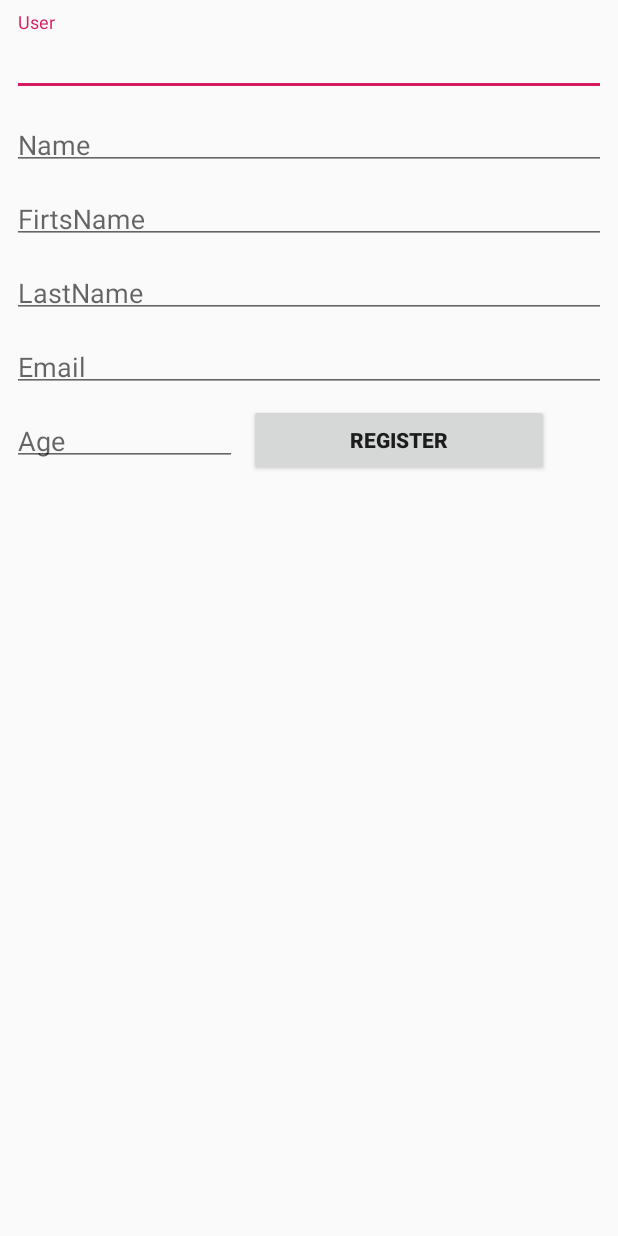
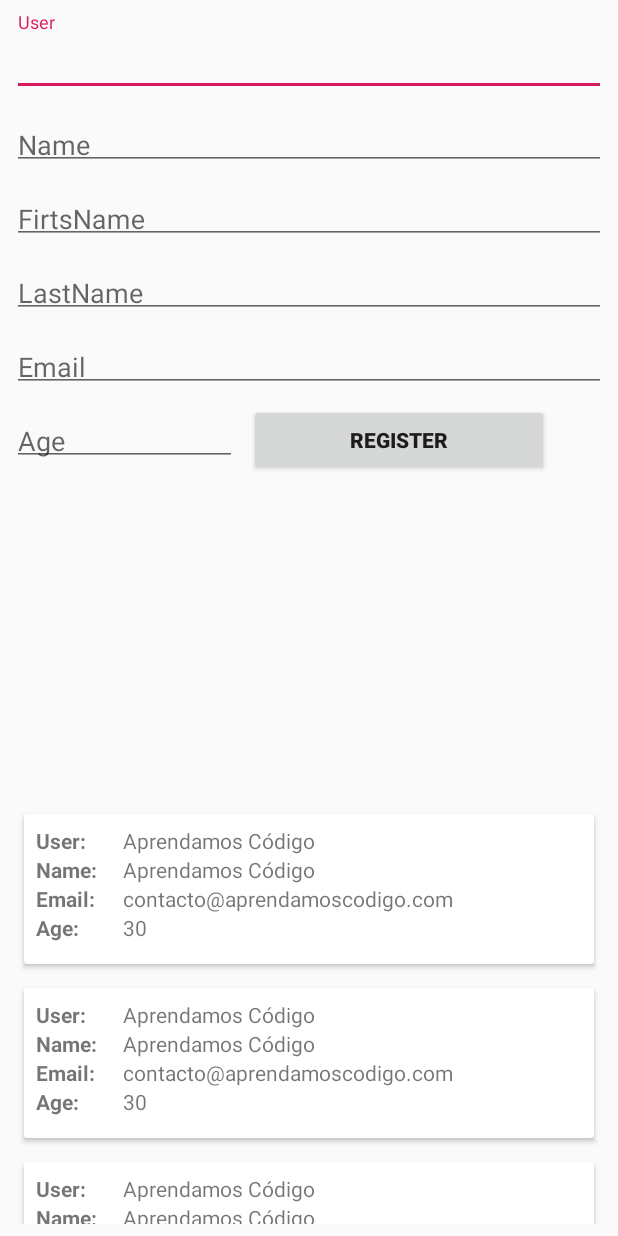
Before and after one commit to acodigo/AprendamosGreenDao, an Android app: the layout activity_main.xml on its own in the app's theme, with its tools: preview values and no code run, on a phone screen of 412 x 824 dp. Run offline under Robolectric (Android 15) with nearby library versions, the phone set to English and light mode, and no system bars.

Commit message:
Registrando Uusuarios

```diff
--- a/app/src/main/AndroidManifest.xml
+++ b/app/src/main/AndroidManifest.xml
@@ -9,7 +9,8 @@
         android:roundIcon="@mipmap/ic_launcher_round"
         android:supportsRtl="true"
         android:theme="@style/AppTheme">
-        <activity android:name=".MainActivity">
+        <activity android:name=".MainActivity"
+            android:windowSoftInputMode="adjustPan" >
             <intent-filter>
                 <action android:name="android.intent.action.MAIN" />
 
--- a/app/src/main/res/layout/activity_main.xml
+++ b/app/src/main/res/layout/activity_main.xml
@@ -132,6 +132,28 @@
 
     </android.support.design.widget.TextInputLayout>
 
+    <android.support.constraint.ConstraintLayout
+        android:layout_width="match_parent"
+        android:layout_height="match_parent">
+
+        <android.support.v7.widget.RecyclerView
+            android:id="@+id/rv_users"
+            android:layout_width="match_parent"
+            android:layout_height="281dp"
+            android:layout_marginStart="8dp"
+            android:layout_marginTop="8dp"
+            android:layout_marginEnd="8dp"
+            android:layout_marginBottom="8dp"
+            app:layout_constraintBottom_toBottomOf="parent"
+            app:layout_constraintEnd_toEndOf="parent"
+            app:layout_constraintHorizontal_bias="0.0"
+            app:layout_constraintStart_toStartOf="parent"
+            app:layout_constraintTop_toTopOf="parent"
+            app:layout_constraintVertical_bias="1.0"
+            tools:listitem="@layout/item_user_cardview">
+
+        </android.support.v7.widget.RecyclerView>
+    </android.support.constraint.ConstraintLayout>
     <Button
         android:id="@+id/btn_register_user"
         android:text="Register"
@@ -143,17 +165,7 @@
         app:layout_constraintStart_toEndOf="@+id/ti_age"
         app:layout_constraintTop_toBottomOf="@+id/ti_email" />
 
-    <android.support.v7.widget.RecyclerView
-        android:layout_width="match_parent"
-        android:layout_height="281dp"
-        android:layout_marginStart="8dp"
-        android:layout_marginTop="8dp"
-        android:layout_marginEnd="8dp"
-        android:layout_marginBottom="8dp"
-        app:layout_constraintBottom_toBottomOf="parent"
-        app:layout_constraintEnd_toEndOf="parent"
-        app:layout_constraintStart_toStartOf="parent"
-        app:layout_constraintTop_toBottomOf="@+id/btn_register_user"></android.support.v7.widget.RecyclerView>
+
 
 
 </android.support.constraint.ConstraintLayout>
--- /dev/null
+++ b/app/src/main/res/layout/item_user_cardview.xml
@@ -0,0 +1,119 @@
+<?xml version="1.0" encoding="utf-8"?>
+<android.support.constraint.ConstraintLayout
+    xmlns:android="http://schemas.android.com/apk/res/android"
+    xmlns:app="http://schemas.android.com/apk/res-auto"
+    xmlns:tools="http://schemas.android.com/tools"
+    android:layout_width="match_parent"
+    android:layout_height="wrap_content">
+
+
+    <android.support.v7.widget.CardView
+        android:layout_width="match_parent"
+        android:layout_height="100dp"
+        android:layout_marginStart="8dp"
+        android:layout_marginTop="8dp"
+        android:layout_marginEnd="8dp"
+        android:layout_marginBottom="8dp"
+        app:layout_constraintBottom_toBottomOf="parent"
+        app:layout_constraintEnd_toEndOf="parent"
+        app:layout_constraintStart_toStartOf="parent"
+        app:layout_constraintTop_toTopOf="parent">
+
+
+        <android.support.constraint.ConstraintLayout
+            android:layout_width="match_parent"
+            android:layout_height="match_parent">
+
+            <TextView
+                android:id="@+id/tv_user"
+                android:layout_width="50dp"
+                android:layout_height="wrap_content"
+                android:layout_marginStart="8dp"
+                android:layout_marginTop="8dp"
+                android:text="User:"
+                android:textStyle="bold"
+                app:layout_constraintStart_toStartOf="parent"
+                app:layout_constraintTop_toTopOf="parent" />
+
+
+            <TextView
+                android:id="@+id/tv_user_view"
+                android:layout_width="320dp"
+                android:layout_height="wrap_content"
+                android:layout_marginStart="8dp"
+                android:layout_marginTop="8dp"
+                android:maxLines="1"
+                android:text="Aprendamos Código"
+                app:layout_constraintStart_toEndOf="@+id/tv_user"
+                app:layout_constraintTop_toTopOf="parent" />
+
+
+            <TextView
+                android:id="@+id/tv_name"
+                android:layout_width="50dp"
+                android:layout_height="wrap_content"
+                android:layout_marginStart="8dp"
+                android:text="Name:"
+                android:textStyle="bold"
+                app:layout_constraintStart_toStartOf="parent"
+                app:layout_constraintTop_toBottomOf="@+id/tv_user" />
+
+            <TextView
+                android:id="@+id/tv_name_view"
+                android:layout_width="330dp"
+                android:layout_height="wrap_content"
+                android:layout_marginStart="8dp"
+                android:text="Aprendamos Código"
+                android:maxLines="1"
+                app:layout_constraintStart_toEndOf="@+id/tv_user"
+                app:layout_constraintTop_toBottomOf="@+id/tv_user_view" />
+
+
+            <TextView
+                android:id="@+id/tv_email"
+                android:layout_width="50dp"
+                android:layout_height="wrap_content"
+                android:layout_marginStart="8dp"
+                android:text="Email:"
+                android:textStyle="bold"
+                app:layout_constraintStart_toStartOf="parent"
+                app:layout_constraintTop_toBottomOf="@+id/tv_name" />
+
+            <TextView
+                android:id="@+id/tv_email_view"
+                android:layout_width="320dp"
+                android:layout_height="wrap_content"
+                android:layout_marginStart="8dp"
+                android:text="contacto@aprendamoscodigo.com"
+                android:maxLines="1"
+                app:layout_constraintStart_toEndOf="@+id/tv_email"
+                app:layout_constraintTop_toBottomOf="@+id/tv_name_view" />
+
+            <TextView
+                android:textStyle="bold"
+                android:id="@+id/tv_age"
+                android:layout_width="50dp"
+                android:layout_height="wrap_content"
+                android:layout_marginStart="8dp"
+                android:text="Age:"
+                app:layout_constraintStart_toStartOf="parent"
+                app:layout_constraintTop_toBottomOf="@+id/tv_email" />
+
+
+            <TextView
+                android:id="@+id/tv_age_view"
+                android:layout_width="wrap_content"
+                android:layout_height="wrap_content"
+                android:layout_marginStart="8dp"
+                android:text="30"
+                app:layout_constraintStart_toEndOf="@+id/tv_age"
+                app:layout_constraintTop_toBottomOf="@+id/tv_email_view" />
+
+
+        </android.support.constraint.ConstraintLayout>
+
+
+
+    </android.support.v7.widget.CardView>
+
+</android.support.constraint.ConstraintLayout>
```
Also changed, not shown: app/src/main/java/com/example/aprendamosgreendao/MainActivity.java (+95 -1 lines), app/src/main/java/com/example/aprendamosgreendao/adapters/adapterUsers.java (added, +75 -0 lines).
